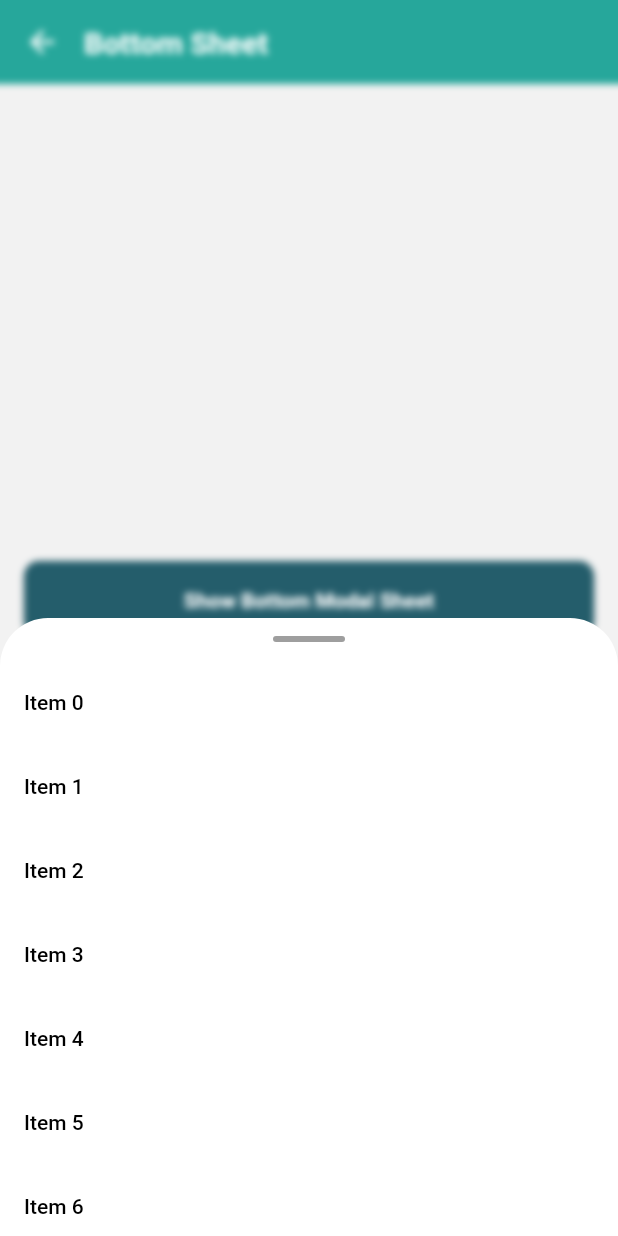
After one commit to YashwanthAnnavarapu/widgets, a Flutter app: the ShowBottomSheetScreen screen opened directly, after a tap on "Show Draggable Bottom Modal Sheet", on a phone screen of 412 x 824 dp. The commit adds this screen. Run offline on Flutter 3.47's test engine with Material 3 defaults, Android fonts, the phone set to English and light mode, and no system bars; our stand-ins replace cached_network_image, dio, image_picker, month_picker_dialog, photo_view, rxdart and 2 more; missing offline and left inert: flutter_portal; accounts and stored records are empty; Roboto replaces fonts that are missing (Figtree, Poppins).

Commit message:
Add bottom sheet widgets

```diff
--- /dev/null
+++ b/lib/ui/screens/show_bottom_sheet/show_bottom_sheet_screen.dart
@@ -0,0 +1,76 @@
+import 'package:flutter/material.dart';
+import 'package:widgets/ui/widgets/show_modal_bottom_sheet.dart';
+
+import '../../widgets/show_draggable_bottom_sheet.dart';
+
+class ShowBottomSheetScreen extends StatefulWidget {
+  const ShowBottomSheetScreen({super.key});
+
+  static Future open({required BuildContext context}) {
+    return Navigator.push(
+      context,
+      MaterialPageRoute(
+        builder: (context) => const ShowBottomSheetScreen(),
+      ),
+    );
+  }
+
+  @override
+  ShowBottomSheetScreenState createState() => ShowBottomSheetScreenState();
+}
+
+class ShowBottomSheetScreenState extends State<ShowBottomSheetScreen> {
+  @override
+  Widget build(BuildContext context) {
+    return Scaffold(
+      appBar: AppBar(
+        title: const Text('Bottom Sheet'),
+      ),
+      body: Padding(
+        padding: const EdgeInsets.all(16),
+        child: Column(
+          mainAxisAlignment: MainAxisAlignment.center,
+          children: [
+            ElevatedButton(
+              onPressed: () async {
+                var a = await ShowModalBottomSheetWidget.open(
+                  context: context,
+                  child: ListView.builder(
+                    physics: const ScrollPhysics(),
+                    shrinkWrap: true,
+                    itemCount: 20,
+                    itemBuilder: (BuildContext context, int index) {
+                      return ListTile(
+                        title: Text('Item $index'),
+                      );
+                    },
+                  ),
+                );
+              },
+              child: const Text('Show Bottom Modal Sheet'),
+            ),
+            const SizedBox(height: 32),
+            ElevatedButton(
+              onPressed: () async {
+                var a = await ShowDraggableBottomSheetWidget.open(
+                  context: context,
+                  child: ListView.builder(
+                    shrinkWrap: true,
+                    itemCount: 20,
+                    physics: const ScrollPhysics(),
+                    itemBuilder: (BuildContext context, int index) {
+                      return ListTile(
+                        title: Text('Item $index'),
+                      );
+                    },
+                  ),
+                );
+              },
+              child: const Text('Show Draggable Bottom Modal Sheet'),
+            ),
+          ],
+        ),
+      ),
+    );
+  }
+}
--- /dev/null
+++ b/lib/ui/widgets/show_draggable_bottom_sheet.dart
@@ -0,0 +1,129 @@
+import 'dart:ui';
+
+import 'package:flutter/material.dart';
+
+class ShowDraggableBottomSheetWidget extends StatefulWidget {
+  final Widget child;
+  final double radius;
+  final double initialChildSize;
+  final double minChildSize;
+  final double maxChildSize;
+  final bool snap;
+  final List<double> snapSizes;
+  final bool isBlurEnabled;
+  final bool expand;
+
+  static Future open({
+    required BuildContext context,
+    required Widget child,
+    double radius = 32,
+    double initialChildSize = 0.5,
+    double minChildSize = 0,
+    double maxChildSize = 1,
+    bool snap = false,
+    List<double> snapSizes = const [0.5],
+    bool isBlurEnabled = true,
+    bool expand = false,
+  }) async {
+    return showModalBottomSheet(
+      context: context,
+      isScrollControlled: true,
+      backgroundColor: Colors.transparent,
+      barrierColor: isBlurEnabled ? Colors.transparent : null,
+      builder: (context) => ShowDraggableBottomSheetWidget(
+        radius: radius,
+        initialChildSize: initialChildSize,
+        minChildSize: minChildSize,
+        maxChildSize: maxChildSize,
+        snap: snap,
+        snapSizes: snapSizes,
+        isBlurEnabled: isBlurEnabled,
+        expand: expand,
+        child: child,
+      ),
+    );
+  }
+
+  const ShowDraggableBottomSheetWidget({
+    super.key,
+    required this.child,
+    required this.radius,
+    required this.initialChildSize,
+    required this.minChildSize,
+    required this.maxChildSize,
+    required this.snap,
+    required this.snapSizes,
+    required this.isBlurEnabled,
+    required this.expand,
+  });
+
+  @override
+  ShowDraggableBottomSheetWidgetState createState() =>
+      ShowDraggableBottomSheetWidgetState();
+}
+
+class ShowDraggableBottomSheetWidgetState
+    extends State<ShowDraggableBottomSheetWidget> {
+  final _controller = DraggableScrollableController();
+
+  @override
+  Widget build(BuildContext context) {
+    return DraggableScrollableSheet(
+      initialChildSize: widget.initialChildSize,
+      minChildSize: widget.minChildSize,
+      maxChildSize: widget.maxChildSize,
+      snap: widget.snap,
+      snapSizes: widget.snapSizes,
+      expand: widget.expand,
+      controller: _controller,
+      builder: (context, ScrollController scrollController) {
+        return Stack(
+          children: [
+            if (widget.isBlurEnabled) ...[
+              Positioned.fill(
+                child: BackdropFilter(
+                  filter: ImageFilter.blur(sigmaX: 2.5, sigmaY: 2.5),
+                  child: const SizedBox(),
+                ),
+              ),
+            ],
+            DecoratedBox(
+              decoration: BoxDecoration(
+                color: Colors.white,
+                borderRadius: BorderRadius.vertical(
+                  top: Radius.circular(widget.radius),
+                ),
+              ),
+              child: CustomScrollView(
+                controller: scrollController,
+                slivers: [
+                  SliverToBoxAdapter(
+                    child: Row(
+                      mainAxisAlignment: MainAxisAlignment.center,
+                      children: [
+                        Container(
+                          height: 4,
+                          width: 48,
+                          margin: const EdgeInsets.symmetric(vertical: 12),
+                          decoration: BoxDecoration(
+                            color: Colors.grey,
+                            borderRadius: BorderRadius.circular(2),
+                          ),
+                        ),
+                      ],
+                    ),
+                  ),
+                  SliverList.list(
+                    children: [
+                      widget.child,
+                    ],
+                  ),
+                ],
+              ),
+            ),
+          ],
+        );
+      },
+    );
+  }
+}
```
Also changed, not shown: lib/ui/screens/main/main_screen.dart (+8 -0 lines), lib/ui/widgets/show_modal_bottom_sheet.dart (added, +82 -0 lines).
